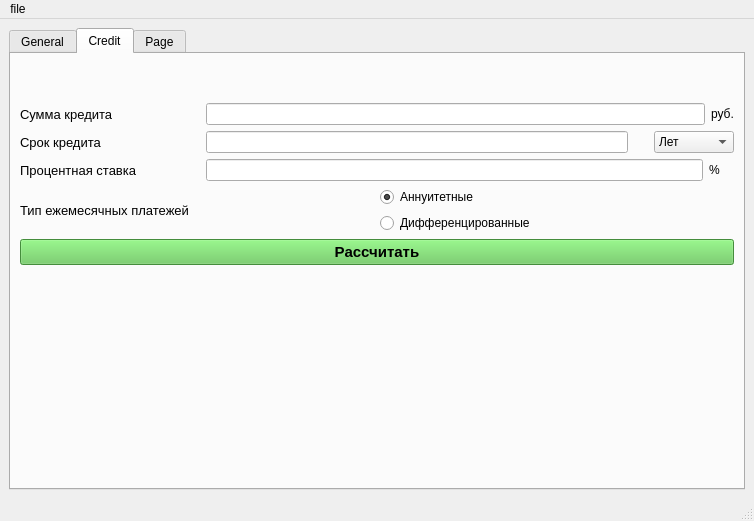
Above: srcs/View/calculator.ui from GMNSA/SmartCalc_v2 before the change. Below: the same form after it.
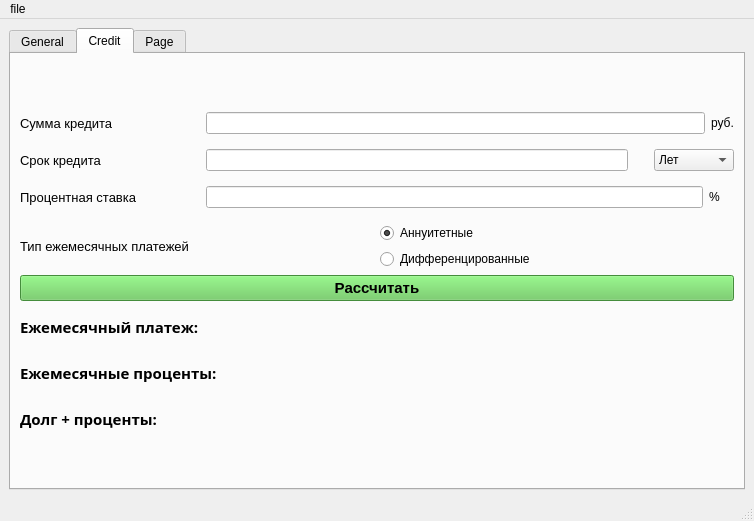
That is the form after the change. The open tabs and pages were chosen to show the change.

Commit message: crdit | mvc for credit

Patch:
```diff
--- a/srcs/View/calculator.ui
+++ b/srcs/View/calculator.ui
@@ -774,56 +774,142 @@
         <string>Credit</string>
        </attribute>
        <layout class="QGridLayout" name="gridLayout_8">
-        <item row="0" column="0">
-         <spacer name="verticalSpacer_6">
-          <property name="orientation">
-           <enum>Qt::Vertical</enum>
-          </property>
-          <property name="sizeType">
-           <enum>QSizePolicy::Preferred</enum>
-          </property>
-          <property name="sizeHint" stdset="0">
-           <size>
-            <width>20</width>
-            <height>40</height>
-           </size>
-          </property>
-         </spacer>
-        </item>
         <item row="1" column="0">
-         <layout class="QGridLayout" name="gridLayout_9">
-          <item row="4" column="0">
-           <widget class="QPushButton" name="btn_calculate">
-            <property name="font">
-             <font>
-              <pointsize>11</pointsize>
-              <bold>true</bold>
-             </font>
-            </property>
-            <property name="styleSheet">
-             <string notr="true">background-color: rgb(97, 197, 84);</string>
-            </property>
-            <property name="text">
-             <string>Рассчитать</string>
-            </property>
-           </widget>
+         <layout class="QVBoxLayout" name="verticalLayout_23">
+          <item>
+           <layout class="QHBoxLayout" name="horizontalLayout_3">
+            <item>
+             <widget class="QLabel" name="label">
+              <property name="minimumSize">
+               <size>
+                <width>150</width>
+                <height>0</height>
+               </size>
+              </property>
+              <property name="font">
+               <font>
+                <pointsize>10</pointsize>
+               </font>
+              </property>
+              <property name="text">
+               <string>Сумма кредита</string>
+              </property>
+             </widget>
+            </item>
+            <item>
+             <spacer name="horizontalSpacer_3">
+              <property name="orientation">
+               <enum>Qt::Horizontal</enum>
+              </property>
+              <property name="sizeType">
+               <enum>QSizePolicy::Preferred</enum>
+              </property>
+              <property name="sizeHint" stdset="0">
+               <size>
+                <width>30</width>
+                <height>20</height>
+               </size>
+              </property>
+             </spacer>
+            </item>
+            <item>
+             <widget class="QLineEdit" name="lineEdit_sumCredit">
+              <property name="layoutDirection">
+               <enum>Qt::LeftToRight</enum>
+              </property>
+              <property name="text">
+               <string/>
+              </property>
+             </widget>
+            </item>
+            <item>
+             <widget class="QLabel" name="label_2">
+              <property name="text">
+               <string>руб.</string>
+              </property>
+             </widget>
+            </item>
+           </layout>
           </item>
-          <item row="5" column="0">
-           <widget class="QLabel" name="label_one">
-            <property name="font">
-             <font>
-              <family>Open Sans</family>
-              <pointsize>11</pointsize>
-              <italic>false</italic>
-              <bold>true</bold>
-             </font>
-            </property>
-            <property name="text">
-             <string/>
-            </property>
-           </widget>
+          <item>
+           <layout class="QHBoxLayout" name="horizontalLayout_4">
+            <item>
+             <widget class="QLabel" name="label_3">
+              <property name="minimumSize">
+               <size>
+                <width>150</width>
+                <height>0</height>
+               </size>
+              </property>
+              <property name="font">
+               <font>
+                <pointsize>10</pointsize>
+               </font>
+              </property>
+              <property name="text">
+               <string>Срок кредита</string>
+              </property>
+             </widget>
+            </item>
+            <item>
+             <spacer name="horizontalSpacer_4">
+              <property name="orientation">
+               <enum>Qt::Horizontal</enum>
+              </property>
+              <property name="sizeType">
+               <enum>QSizePolicy::Preferred</enum>
+              </property>
+              <property name="sizeHint" stdset="0">
+               <size>
+                <width>30</width>
+                <height>20</height>
+               </size>
+              </property>
+             </spacer>
+            </item>
+            <item>
+             <widget class="QLineEdit" name="lineEdit_timeCredit">
+              <property name="layoutDirection">
+               <enum>Qt::LeftToRight</enum>
+              </property>
+              <property name="text">
+               <string/>
+              </property>
+             </widget>
+            </item>
+            <item>
+             <spacer name="horizontalSpacer_6">
+              <property name="orientation">
+               <enum>Qt::Horizontal</enum>
+              </property>
+              <property name="sizeType">
+               <enum>QSizePolicy::Preferred</enum>
+              </property>
+              <property name="sizeHint" stdset="0">
+               <size>
+                <width>20</width>
+                <height>20</height>
+               </size>
+              </property>
+             </spacer>
+            </item>
+            <item>
+             <widget class="QComboBox" name="comboBox_time">
+              <item>
+               <property name="text">
+                <string>Лет</string>
+               </property>
+              </item>
+              <item>
+               <property name="text">
+                <string>Месяцев</string>
+               </property>
+              </item>
+             </widget>
+            </item>
+           </layout>
           </item>
-          <item row="2" column="0">
+          <item>
            <layout class="QHBoxLayout" name="horizontalLayout_5">
             <item>
              <widget class="QLabel" name="label_8">
@@ -884,7 +970,7 @@
             </item>
            </layout>
           </item>
-          <item row="3" column="0">
+          <item>
            <layout class="QHBoxLayout" name="horizontalLayout_6">
             <item>
              <widget class="QLabel" name="label_7">
@@ -930,178 +1016,149 @@
             </item>
            </layout>
           </item>
-          <item row="6" column="0">
-           <widget class="QLabel" name="label_two">
+          <item>
+           <widget class="QPushButton" name="btn_calculate">
             <property name="font">
              <font>
-              <family>Open Sans</family>
               <pointsize>11</pointsize>
-              <italic>false</italic>
               <bold>true</bold>
              </font>
             </property>
+            <property name="styleSheet">
+             <string notr="true">background-color: rgb(97, 197, 84);</string>
+            </property>
             <property name="text">
-             <string/>
+             <string>Рассчитать</string>
             </property>
            </widget>
           </item>
-          <item row="0" column="0">
-           <layout class="QHBoxLayout" name="horizontalLayout_3">
+          <item>
+           <layout class="QHBoxLayout" name="horizontalLayout_49">
             <item>
-             <widget class="QLabel" name="label">
-              <property name="minimumSize">
-               <size>
-                <width>150</width>
-                <height>0</height>
-               </size>
-              </property>
+             <widget class="QLabel" name="label_one_sample">
               <property name="font">
                <font>
-                <pointsize>10</pointsize>
+                <family>Open Sans</family>
+                <pointsize>11</pointsize>
+                <italic>false</italic>
+                <bold>true</bold>
                </font>
               </property>
               <property name="text">
-               <string>Сумма кредита</string>
+               <string>Ежемесячный платеж:</string>
               </property>
              </widget>
             </item>
             <item>
-             <spacer name="horizontalSpacer_3">
-              <property name="orientation">
-               <enum>Qt::Horizontal</enum>
+             <widget class="QLabel" name="label_one">
+              <property name="font">
+               <font>
+                <family>Open Sans</family>
+                <pointsize>11</pointsize>
+                <italic>false</italic>
+                <bold>true</bold>
+               </font>
               </property>
-              <property name="sizeType">
-               <enum>QSizePolicy::Preferred</enum>
+              <property name="text">
+               <string/>
               </property>
-              <property name="sizeHint" stdset="0">
-               <size>
-                <width>30</width>
-                <height>20</height>
-               </size>
-              </property>
-             </spacer>
+             </widget>
             </item>
+           </layout>
+          </item>
+          <item>
+           <layout class="QHBoxLayout" name="horizontalLayout_50">
             <item>
-             <widget class="QLineEdit" name="lineEdit_sumCredit">
-              <property name="layoutDirection">
-               <enum>Qt::LeftToRight</enum>
+             <widget class="QLabel" name="label_two_sample">
+              <property name="font">
+               <font>
+                <family>Open Sans</family>
+                <pointsize>11</pointsize>
+                <italic>false</italic>
+                <bold>true</bold>
+               </font>
               </property>
               <property name="text">
-               <string/>
+               <string>Ежемесячные проценты:</string>
               </property>
              </widget>
             </item>
             <item>
-             <widget class="QLabel" name="label_2">
+             <widget class="QLabel" name="label_two">
+              <property name="font">
+               <font>
+                <family>Open Sans</family>
+                <pointsize>11</pointsize>
+                <italic>false</italic>
+                <bold>true</bold>
+               </font>
+              </property>
               <property name="text">
-               <string>руб.</string>
+               <string/>
               </property>
              </widget>
             </item>
            </layout>
           </item>
-          <item row="1" column="0">
-           <layout class="QHBoxLayout" name="horizontalLayout_4">
+          <item>
+           <layout class="QHBoxLayout" name="horizontalLayout_51">
             <item>
-             <widget class="QLabel" name="label_3">
-              <property name="minimumSize">
-               <size>
-                <width>150</width>
-                <height>0</height>
-               </size>
-              </property>
+             <widget class="QLabel" name="label_three_sample">
               <property name="font">
                <font>
-                <pointsize>10</pointsize>
+                <family>Open Sans</family>
+                <pointsize>11</pointsize>
+                <italic>false</italic>
+                <bold>true</bold>
                </font>
               </property>
               <property name="text">
-               <string>Срок кредита</string>
+               <string>Долг + проценты:</string>
               </property>
              </widget>
             </item>
             <item>
-             <spacer name="horizontalSpacer_4">
-              <property name="orientation">
-               <enum>Qt::Horizontal</enum>
+             <widget class="QLabel" name="label_three">
+              <property name="font">
+               <font>
+                <family>Open Sans</family>
+                <pointsize>11</pointsize>
+                <italic>false</italic>
+                <bold>true</bold>
+               </font>
               </property>
-              <property name="sizeType">
-               <enum>QSizePolicy::Preferred</enum>
-              </property>
-              <property name="sizeHint" stdset="0">
-               <size>
-                <width>30</width>
-                <height>20</height>
-               </size>
-              </property>
-             </spacer>
-            </item>
-            <item>
-             <widget class="QLineEdit" name="lineEdit_timeCredit">
-              <property name="layoutDirection">
-               <enum>Qt::LeftToRight</enum>
-              </property>
               <property name="text">
                <string/>
               </property>
              </widget>
             </item>
-            <item>
-             <spacer name="horizontalSpacer_6">
-              <property name="orientation">
-               <enum>Qt::Horizontal</enum>
-              </property>
-              <property name="sizeType">
-               <enum>QSizePolicy::Preferred</enum>
-              </property>
-              <property name="sizeHint" stdset="0">
-               <size>
-                <width>20</width>
-                <height>20</height>
-               </size>
-              </property>
-             </spacer>
-            </item>
-            <item>
-             <widget class="QComboBox" name="comboBox_time">
-              <item>
-               <property name="text">
-                <string>Лет</string>
-               </property>
-              </item>
-              <item>
-               <property name="text">
-                <string>Месяцев</string>
-               </property>
-              </item>
-             </widget>
-            </item>
            </layout>
           </item>
-          <item row="7" column="0">
-           <widget class="QLabel" name="label_three">
-            <property name="font">
-             <font>
-              <family>Open Sans</family>
-              <pointsize>11</pointsize>
-              <italic>false</italic>
-              <bold>true</bold>
-             </font>
-            </property>
-            <property name="text">
-             <string/>
-            </property>
-           </widget>
-          </item>
          </layout>
         </item>
-        <item row="3" column="0">
-         <spacer name="verticalSpacer_5">
+        <item row="2" column="0">
+         <spacer name="verticalSpacer_14">
           <property name="orientation">
            <enum>Qt::Vertical</enum>
           </property>
           <property name="sizeType">
-           <enum>QSizePolicy::Expanding</enum>
+           <enum>QSizePolicy::Preferred</enum>
+          </property>
+          <property name="sizeHint" stdset="0">
+           <size>
+            <width>20</width>
+            <height>40</height>
+           </size>
+          </property>
+         </spacer>
+        </item>
+        <item row="0" column="0">
+         <spacer name="verticalSpacer_15">
+          <property name="orientation">
+           <enum>Qt::Vertical</enum>
+          </property>
+          <property name="sizeType">
+           <enum>QSizePolicy::Preferred</enum>
           </property>
           <property name="sizeHint" stdset="0">
            <size>
```
Left out of the diff: 2 changed lines with no effect on the pictures. The commit also changes 15 other files.
